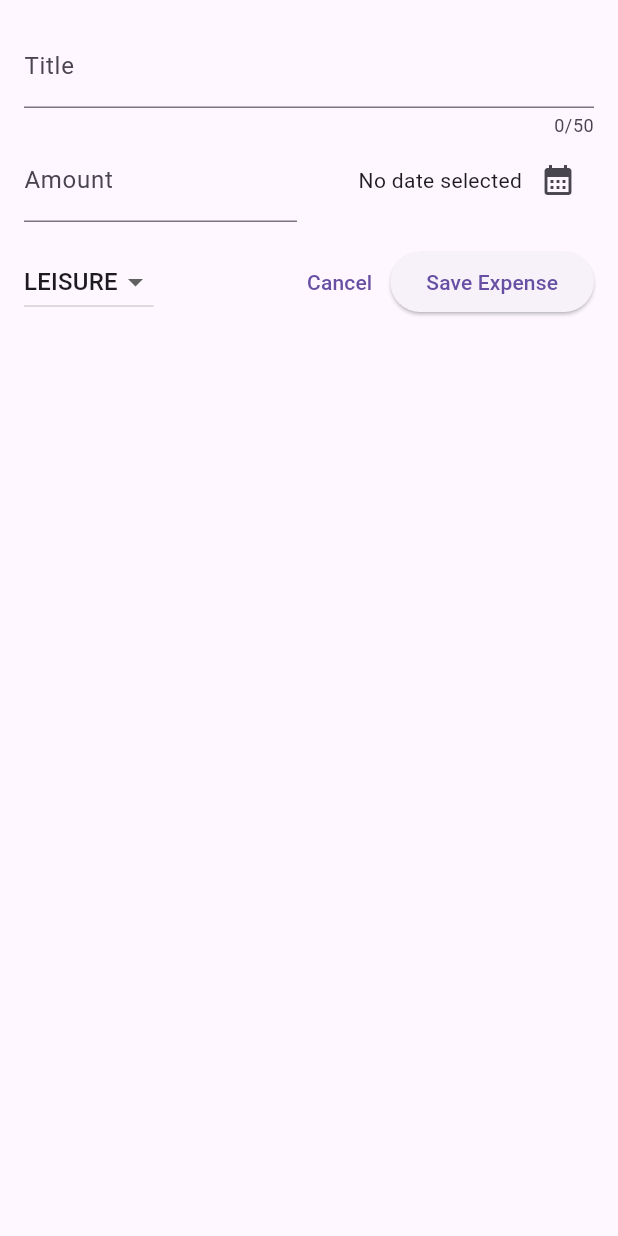
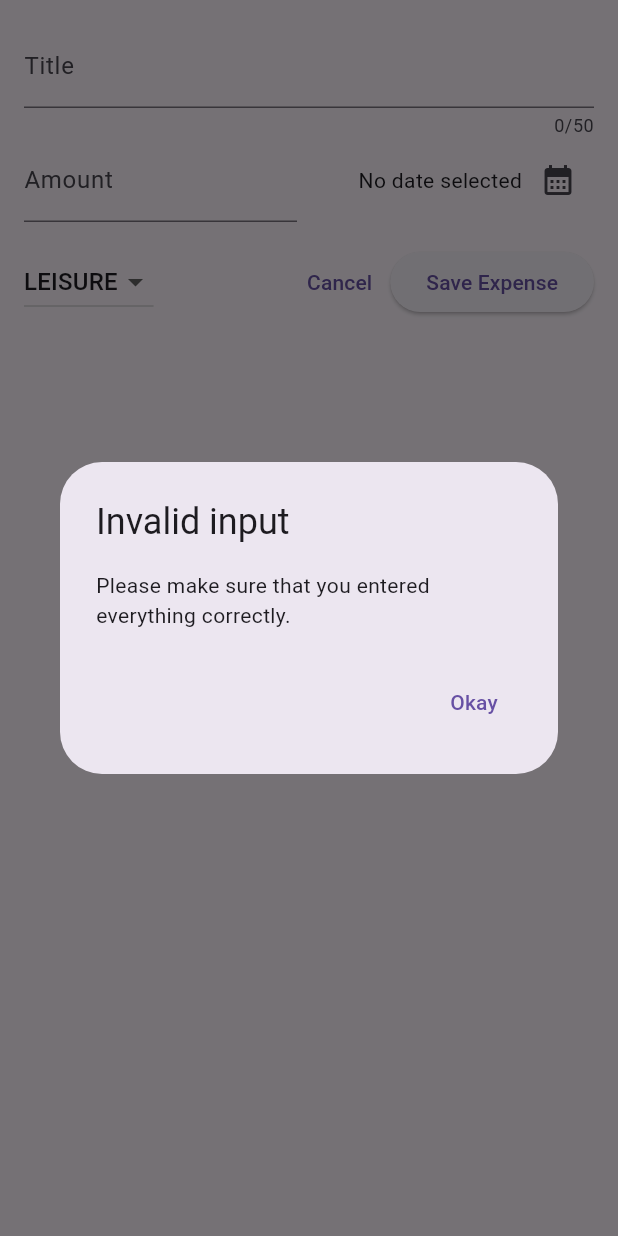
Before and after one commit to abdyevas/Expense_Tracker_App, a Flutter app: the NewExpense widget shown alone on an empty page, opened directly, after a tap on "Save Expense", on a phone screen of 412 x 824 dp. Run offline on Flutter 3.47's test engine with Material 2 defaults, Android fonts, the phone set to English and light mode, and no system bars.

Commit message:
show alert in care of invalid expense

```diff
--- a/expense_tracker/lib/widgets/new_expense.dart
+++ b/expense_tracker/lib/widgets/new_expense.dart
@@ -35,6 +35,32 @@ class _NewExpenseState extends State<NewExpense> {
     setState(() {
       _selectedDate = pickedDate;
     });
+  }
+
+  void _submitExpenseData() {
+    final enteredAmount = double.tryParse(_amountControler.text);
+    final amountIsInvalid = enteredAmount == null || enteredAmount <= 0;
+    if (_titleControler.text.trim().isEmpty ||
+        amountIsInvalid ||
+        _selectedDate == null) {
+      showDialog(
+        context: context,
+        builder: (ctx) => AlertDialog(
+          title: const Text('Invalid input'),
+          content: const Text(
+              'Please make sure that you entered everything correctly.'),
+          actions: [
+            TextButton(
+              onPressed: () {
+                Navigator.pop(ctx);
+              },
+              child: const Text('Okay'),
+            ),
+          ],
+        ),
+      );
+      return;
+    }
   }
 
   @override
@@ -120,7 +146,7 @@ class _NewExpenseState extends State<NewExpense> {
                 child: const Text('Cancel'),
               ),
               ElevatedButton(
-                onPressed: () {},
+                onPressed: _submitExpenseData,
                 child: const Text('Save Expense'),
               ),
             ],
```
